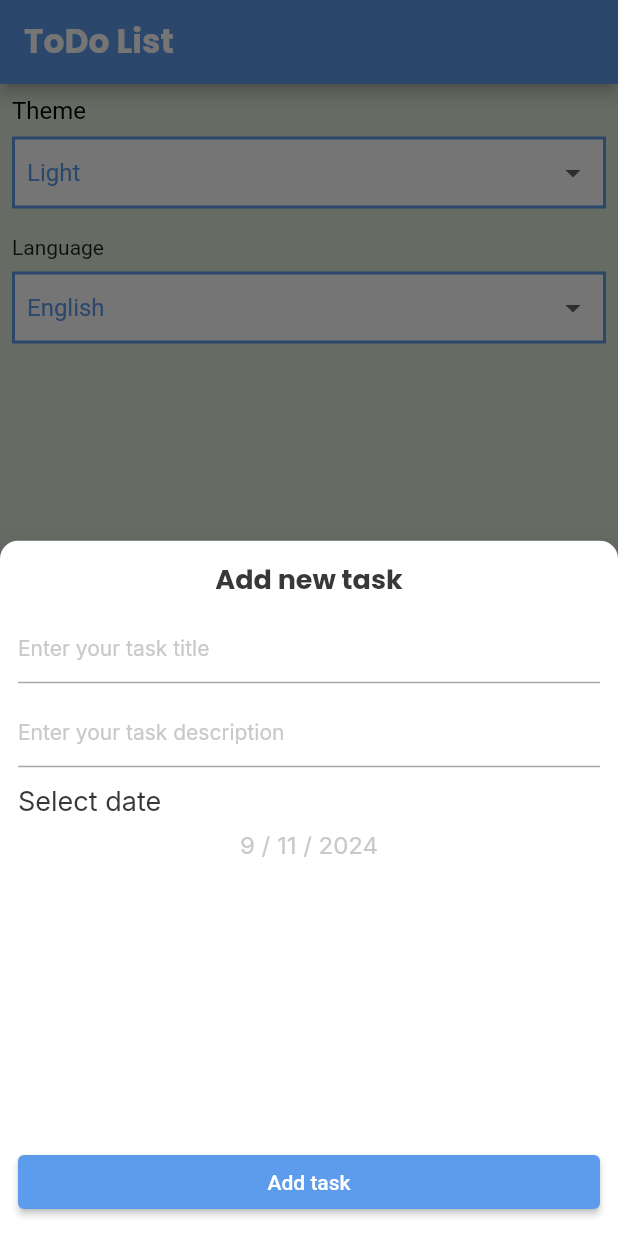
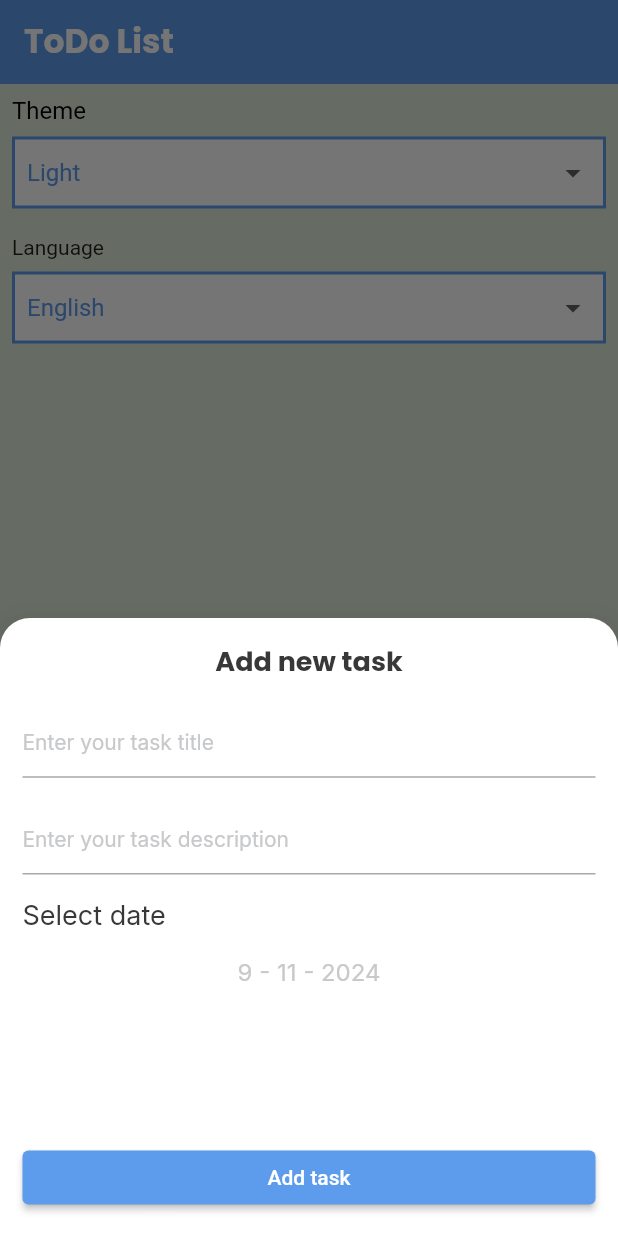
Before and after one commit to mshahat1978/todo, a Flutter app: the screen it shows after launch, item 2 of the bottom bar chosen, after a tap on the "add" icon, on a phone screen of 412 x 824 dp. Run offline on Flutter 3.47's test engine with Material 3 defaults, Android fonts, the phone set to English and light mode, and no system bars; our stand-ins replace easy_date_timeline, firebase_core, flutter_slidable, google_fonts; accounts and stored records are empty.

Commit message:
add befour firestore

```diff
--- a/lib/config/theme/app_thtme.dart
+++ b/lib/config/theme/app_theme.dart
@@ -7,16 +7,17 @@ class AppTheme {
   static ThemeData light = ThemeData(
       useMaterial3: false,
       primaryColor: Colors.blue,
+      scaffoldBackgroundColor: ColorsManager.scaffoldBg,
       colorScheme: ColorScheme.fromSeed(
         seedColor: ColorsManager.blue,
         primary: ColorsManager.blue,
-          onPrimary: ColorsManager.white),
+        onPrimary: ColorsManager.white,
+      ),
       appBarTheme: AppBarTheme(
         backgroundColor: ColorsManager.blue,
-        //toolbarHeight: 157,
+        elevation: 0,
         titleTextStyle: AppLightStyles.appBarTextStyle,
       ),
-      scaffoldBackgroundColor: ColorsManager.scaffoldBg,
       bottomAppBarTheme: const BottomAppBarTheme(
         color: ColorsManager.white,
         shape: CircularNotchedRectangle(),
@@ -32,14 +33,19 @@ class AppTheme {
         backgroundColor: ColorsManager.blue,
         iconSize: 33,
         shape: StadiumBorder(
-              side: BorderSide(color: ColorsManager.white, width: 4))),
+          side: BorderSide(
+            color: ColorsManager.white,
+            width: 4,
+          ),
+        ),
+      ),
       bottomSheetTheme: const BottomSheetThemeData(
+          backgroundColor: ColorsManager.white,
+          elevation: 20,
           shape: RoundedRectangleBorder(
             borderRadius: BorderRadius.only(
-          topLeft: Radius.circular(12),
-          topRight: Radius.circular(12),
-        )),
-        backgroundColor: ColorsManager.white,
-        elevation: 18,
-      ));
+              topLeft: Radius.circular(20),
+              topRight: Radius.circular(20),
+            ),
+          )));
 }
--- a/lib/core/utils/app_styles.dart
+++ b/lib/core/utils/app_styles.dart
@@ -19,4 +19,5 @@ class AppLightStyles {
       fontSize: 14, fontWeight: FontWeight.normal, color: ColorsManager.black);
   static TextStyle? taskDate = GoogleFonts.roboto(
       fontSize: 12, fontWeight: FontWeight.normal, color: ColorsManager.black);
+// static TextStyle headerText = GoogleFonts.poppins(fontSize: 22, fontWeight: FontWeight.w700, color: ColorsManager.white);
 }
--- a/lib/main.dart
+++ b/lib/main.dart
@@ -1,6 +1,13 @@
+import 'package:firebase_core/firebase_core.dart';
 import 'package:flutter/material.dart';
 import 'package:todo_app_c12_online_sun/my_app.dart';
 
-void main() {
+import 'firebase_options.dart';
+
+void main() async {
+  WidgetsFlutterBinding.ensureInitialized(); //to initialize firebase core
+  await Firebase.initializeApp(
+    options: DefaultFirebaseOptions.currentPlatform,
+  );
   runApp(const MyApp());
 }
--- a/lib/my_app.dart
+++ b/lib/my_app.dart
@@ -1,5 +1,5 @@
 import 'package:flutter/material.dart';
-import 'package:todo_app_c12_online_sun/config/theme/app_thtme.dart';
+import 'package:todo_app_c12_online_sun/config/theme/app_theme.dart';
 import 'package:todo_app_c12_online_sun/core/utils/routes_manager.dart';
 
 class MyApp extends StatelessWidget {
@@ -10,7 +10,7 @@ class MyApp extends StatelessWidget {
     return MaterialApp(
       debugShowCheckedModeBanner: false,
       onGenerateRoute: RoutesManager.router,
-      initialRoute: RoutesManager.splashRoute,
+      initialRoute: RoutesManager.homeRoute,
       theme: AppTheme.light,
       themeMode: ThemeMode.light,
     );
--- a/lib/presetation/screens/home/home_screen.dart
+++ b/lib/presetation/screens/home/home_screen.dart
@@ -1,5 +1,4 @@
 import 'package:flutter/material.dart';
-import 'package:flutter/src/foundation/diagnostics.dart';
 import 'package:todo_app_c12_online_sun/presetation/screens/home/tabs/settings_tab/tasks_tab.dart';
 import 'package:todo_app_c12_online_sun/presetation/screens/home/tabs/tasks_tab/tasks_tab.dart';
 import 'package:todo_app_c12_online_sun/presetation/screens/home/task_bottom_sheet/task_bottom_sheet.dart';
@@ -14,7 +13,7 @@ class HomeScreen extends StatefulWidget {
 class _HomeScreenState extends State<HomeScreen> {
   int currentIndex = 0;
   List<Widget> tabs = [
-    TasksTab(),
+    const TasksTab(),
     SettingsTab(),
   ];
 
@@ -38,9 +37,14 @@ class _HomeScreenState extends State<HomeScreen> {
             currentIndex: currentIndex,
             onTap: onTapped,
             items: const [
-              BottomNavigationBarItem(icon: Icon(Icons.list), label: 'Tasks'),
               BottomNavigationBarItem(
-                  icon: Icon(Icons.settings), label: 'Settings'),
+                icon: Icon(Icons.list),
+                label: 'Tasks',
+              ),
+              BottomNavigationBarItem(
+                icon: Icon(Icons.settings),
+                label: 'Settings',
+              ),
             ]),
       );
 
@@ -50,18 +54,9 @@ class _HomeScreenState extends State<HomeScreen> {
   }
 
   Widget buildFab() => FloatingActionButton(
-        onPressed: () {
-          showTaskBottomSheet();
-        },
+        onPressed: () => TaskBottomSheet.show(context),
         child: const Icon(
           Icons.add,
         ),
       );
-
-  void showTaskBottomSheet() {
-    showModalBottomSheet(
-      context: context,
-      builder: (context) => TaskBottomSheet.show(),
-    );
-  }
 }
--- a/lib/presetation/screens/home/tabs/tasks_tab/tasks_tab.dart
+++ b/lib/presetation/screens/home/tabs/tasks_tab/tasks_tab.dart
@@ -1,18 +1,42 @@
 import 'package:easy_date_timeline/easy_date_timeline.dart';
 import 'package:flutter/material.dart';
 import 'package:todo_app_c12_online_sun/core/utils/colors_manager.dart';
-import 'package:todo_app_c12_online_sun/core/utils/date_utils.dart';
 import 'package:todo_app_c12_online_sun/presetation/screens/home/tabs/tasks_tab/widgets/task_item.dart';
 
-class TasksTab extends StatelessWidget {
+import '../../../../../database/todo_dm.dart';
+
+class TasksTab extends StatefulWidget {
   const TasksTab({super.key});
 
+  @override
+  State<TasksTab> createState() => _TasksTabState();
+}
+
+class _TasksTabState extends State<TasksTab> {
+  DateTime calenderSelectedDate = DateTime.now();
+
+  List<TodoDM> todosList = []; // empty
   @override
   Widget build(BuildContext context) {
     return Column(
       children: [
-        buildCalenderTimeLine(),
-        TaskItem(),
+        Stack(
+          children: [
+            Container(
+              height: MediaQuery.of(context).size.height * 0.15,
+              color: ColorsManager.blue,
+            ),
+            buildCalenderTimeLine(),
+          ],
+        ),
+        Expanded(
+          child: ListView.builder(
+            itemBuilder: (context, index) {
+              return TaskItem();
+            },
+            itemCount: todosList.length,
+          ),
+        )
       ],
     );
   }
@@ -21,15 +45,22 @@ class TasksTab extends StatelessWidget {
         initialDate: DateTime.now(),
         onDateChange: (selectedDate) {},
         headerProps: const EasyHeaderProps(
-          monthStyle: TextStyle(color: Colors.red),
-          showHeader: false,
+          monthStyle: TextStyle(
+              color: ColorsManager.white,
+              fontSize: 18,
+              fontWeight: FontWeight.w500),
+          showHeader: true,
           monthPickerType: MonthPickerType.switcher,
-          dateFormatter: DateFormatter.fullDateDMY(),
+          selectedDateStyle: TextStyle(
+              color: ColorsManager.white,
+              fontSize: 18,
+              fontWeight: FontWeight.w500),
+          dateFormatter: DateFormatter.custom('E  dd-MM-yyyy'),
         ),
-        dayProps: EasyDayProps(
+        dayProps: const EasyDayProps(
           height: 80,
           width: 60,
-          dayStructure: DayStructure.dayStrDayNum,
+          dayStructure: DayStructure.dayStrDayNumMonth,
           activeDayStyle: DayStyle(
             dayStrStyle: TextStyle(
                 color: ColorsManager.blue,
--- a/lib/presetation/screens/home/tabs/tasks_tab/widgets/task_item.dart
+++ b/lib/presetation/screens/home/tabs/tasks_tab/widgets/task_item.dart
@@ -10,12 +10,12 @@ class TaskItem extends StatelessWidget {
   @override
   Widget build(BuildContext context) {
     return Container(
-      margin: EdgeInsets.all(8),
+      margin: const EdgeInsets.all(8),
       decoration: BoxDecoration(
           borderRadius: BorderRadius.circular(15),
           color: Theme.of(context).colorScheme.onPrimary),
       child: Slidable(
-        startActionPane: ActionPane(motion: DrawerMotion(), children: [
+        startActionPane: ActionPane(motion: const DrawerMotion(), children: [
           SlidableAction(
             // An action can be bigger than the others.
             flex: 2,
@@ -27,7 +27,7 @@ class TaskItem extends StatelessWidget {
             icon: Icons.delete,
             label: 'Delete',
             autoClose: true,
-            borderRadius: BorderRadius.only(
+            borderRadius: const BorderRadius.only(
                 bottomLeft: Radius.circular(15), topLeft: Radius.circular(15)),
           ),
           SlidableAction(
@@ -73,7 +73,7 @@ class TaskItem extends StatelessWidget {
 
         child: Container(
           // margin: EdgeInsets.all(8),
-          padding: EdgeInsets.all(10),
+          padding: const EdgeInsets.all(10),
           decoration: BoxDecoration(
             color: Theme.of(context).colorScheme.onPrimary,
             borderRadius: BorderRadius.circular(15),
@@ -87,18 +87,18 @@ class TaskItem extends StatelessWidget {
                     borderRadius: BorderRadius.circular(10),
                     color: Theme.of(context).primaryColor),
               ),
-              SizedBox(
+              const SizedBox(
                 width: 7,
               ),
               Column(
                 mainAxisSize: MainAxisSize.min,
                 children: [
-                  Text('Task title', style: AppLightStyles.tasksTitle),
-                  SizedBox(
+                  Text('Play basket ball', style: AppLightStyles.tasksTitle),
+                  const SizedBox(
                     height: 4,
                   ),
-                  Text('Task description', style: AppLightStyles.taskDesc),
-                  SizedBox(
+                  Text('Play basket ball', style: AppLightStyles.taskDesc),
+                  const SizedBox(
                     height: 4,
                   ),
                   Text(
@@ -107,14 +107,15 @@ class TaskItem extends StatelessWidget {
                   )
                 ],
               ),
-              Spacer(),
+              const Spacer(),
               Container(
-                  padding: EdgeInsets.symmetric(horizontal: 10, vertical: 3),
+                  padding:
+                      const EdgeInsets.symmetric(horizontal: 10, vertical: 3),
                   decoration: BoxDecoration(
                     color: Theme.of(context).primaryColor,
                     borderRadius: BorderRadius.circular(10),
                   ),
-                  child: Icon(
+                  child: const Icon(
                     Icons.check,
                     color: Colors.white,
                     size: 30,
--- a/lib/presetation/screens/home/task_bottom_sheet/task_bottom_sheet.dart
+++ b/lib/presetation/screens/home/task_bottom_sheet/task_bottom_sheet.dart
@@ -8,7 +8,17 @@ class TaskBottomSheet extends StatefulWidget {
   @override
   State<TaskBottomSheet> createState() => _TaskBottomSheetState();
 
-  static Widget show() => TaskBottomSheet();
+  // static Widget show() => TaskBottomSheet();
+  static void show(BuildContext context) {
+    showModalBottomSheet(
+      context: context,
+      isScrollControlled: true,
+      builder: (context) => Padding(
+        padding: MediaQuery.of(context).viewInsets,
+        child: TaskBottomSheet(),
+      ),
+    );
+  }
 }
 
 class _TaskBottomSheetState extends State<TaskBottomSheet> {
@@ -17,7 +27,8 @@ class _TaskBottomSheetState extends State<TaskBottomSheet> {
   @override
   Widget build(BuildContext context) {
     return Container(
-      padding: EdgeInsets.all(12),
+      padding: const EdgeInsets.all(15),
+      height: MediaQuery.of(context).size.height * 0.5,
       child: Column(
         crossAxisAlignment: CrossAxisAlignment.stretch,
         children: [
@@ -26,44 +37,36 @@ class _TaskBottomSheetState extends State<TaskBottomSheet> {
             textAlign: TextAlign.center,
             style: AppLightStyles.bottomSheetTitle,
           ),
-          const SizedBox(
-            height: 8,
-          ),
+          SizedBox(height: MediaQuery.of(context).size.height * 0.02),
           TextFormField(
             decoration: InputDecoration(
               hintText: 'Enter your task title',
               hintStyle: AppLightStyles.hintStyle,
             ),
           ),
-          const SizedBox(
-            height: 8,
-          ),
+          SizedBox(height: MediaQuery.of(context).size.height * 0.02),
           TextFormField(
             decoration: InputDecoration(
                 hintText: 'Enter your task description',
                 hintStyle: AppLightStyles.hintStyle),
           ),
-          const SizedBox(
-            height: 12,
-          ),
+          SizedBox(height: MediaQuery.of(context).size.height * 0.02),
           Text(
             'Select date',
             style: AppLightStyles.dateLabel,
           ),
-          const SizedBox(
-            height: 8,
-          ),
+          SizedBox(height: MediaQuery.of(context).size.height * 0.02),
           InkWell(
               onTap: () {
                 showTaskDatePicker();
               },
               child: Text(
-                selectedDate.toFormattedDate,
+                selectedDate.myDateformat(), //  selectedDate.toFormattedDate,
                 textAlign: TextAlign.center,
                 style: AppLightStyles.dateStyle,
               )),
           const Spacer(),
-          ElevatedButton(onPressed: () {}, child: Text('Add task'))
+          ElevatedButton(onPressed: () {}, child: const Text('Add task'))
         ],
       ),
     );
@@ -73,9 +76,9 @@ class _TaskBottomSheetState extends State<TaskBottomSheet> {
     selectedDate = await showDatePicker(
           //selectableDayPredicate: (date) => date. != 20 && date.day != 21,
           context: context,
-          initialDate: DateTime.now(),
+          initialDate: selectedDate,
           firstDate: DateTime.now(),
-          lastDate: DateTime.now().add(Duration(days: 365)),
+          lastDate: DateTime.now().add(const Duration(days: 365)),
         ) ??
         selectedDate;
 
--- a/pubspec.yaml
+++ b/pubspec.yaml
@@ -39,6 +39,8 @@ dependencies:
   intl: ^0.19.0
   flutter_slidable: ^3.1.1
   easy_date_timeline: ^1.1.3
+  firebase_core: ^3.6.0
+  cloud_firestore: ^5.4.4
 
 dev_dependencies:
   flutter_test:
```
Also changed, not shown: lib/core/utils/date_utils.dart (+11 -2 lines), lib/database/todo_dm.dart (added, +40 -0 lines), lib/presetation/screens/splash/splash_screen.dart (+6 -1 lines), firebase.json (added), lib/firebase_options.dart (added), pubspec.lock, 4 other files. Lines whose indentation alone changed are shown as unchanged.
